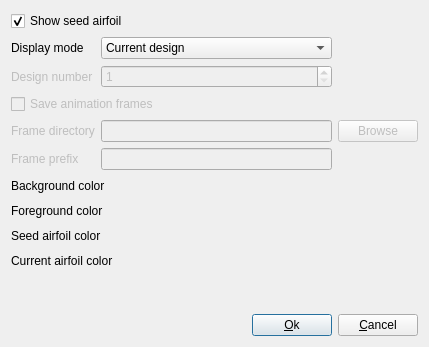
Old version of the form ui/plotsettings.ui in the repository montagdude/Xoptfoil.
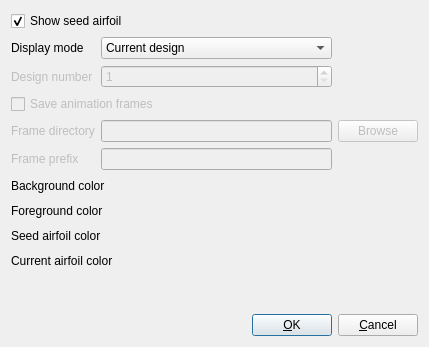
New version of the form.

Patch:
```diff
--- a/ui/plotsettings.ui
+++ b/ui/plotsettings.ui
@@ -251,7 +251,7 @@
      <item>
       <widget class="QPushButton" name="okButton">
        <property name="text">
-        <string>&amp;Ok</string>
+        <string>&amp;OK</string>
        </property>
        <property name="autoDefault">
         <bool>false</bool>
```
